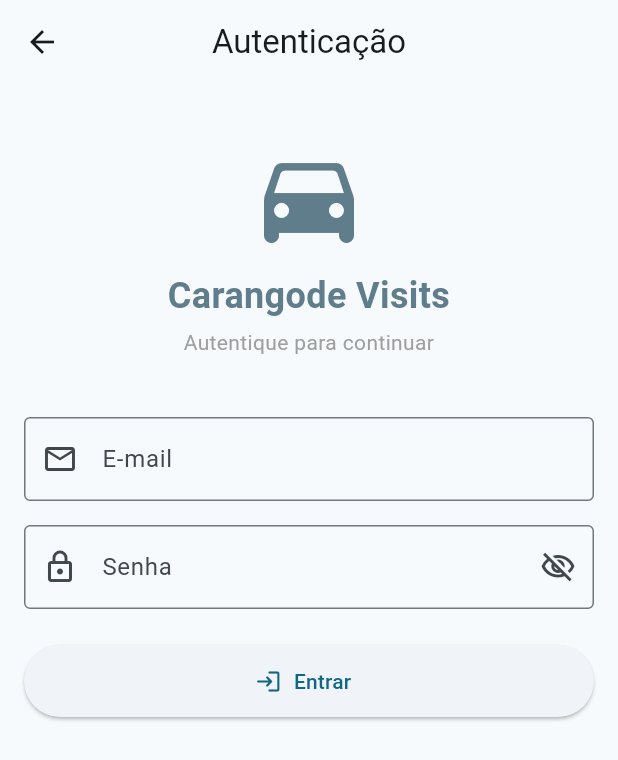
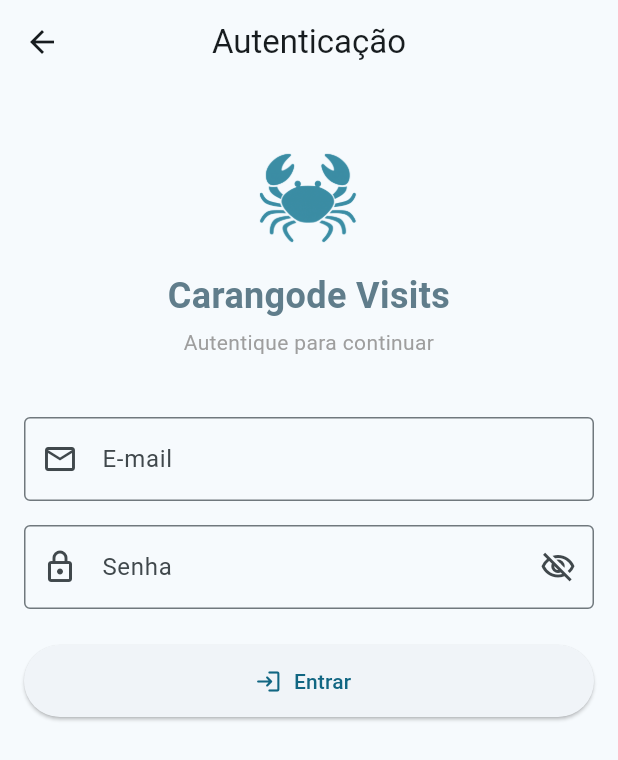
Before and after one commit to ErickRezende1833/carangode_visits, a Flutter app: the screen it shows after launch, after a tap on "Sincronizar", on a phone screen of 412 x 824 dp. Shown: the top 760 px of the screen. Run offline on Flutter 3.47's test engine with Material 3 defaults, Android fonts, the phone set to English and light mode, and no system bars; our stand-ins replace cloud_firestore, connectivity_plus, firebase_auth, firebase_core, sqflite; accounts and stored records are empty.

Commit message:
feat: Icone para o app e logos

```diff
--- a/lib/views/homeCampoView.dart
+++ b/lib/views/homeCampoView.dart
@@ -66,7 +66,10 @@ class _HomeCampoViewState extends State<HomeCampoView> {
   Widget build(BuildContext context) {
     return Scaffold(
       appBar: AppBar(
-        title: const Text('LOGO'),
+        title: Image.asset(
+          'assets/Logo.png',
+          height: 40,
+        ),
         backgroundColor: Theme.of(context).colorScheme.primary,
         centerTitle: true,
       ),
--- a/lib/views/loginView.dart
+++ b/lib/views/loginView.dart
@@ -114,10 +114,9 @@ class _LoginViewState extends State<LoginView> {
             children: [
               const SizedBox(height: 20),
 
-              const Icon(
-                Icons.directions_car_rounded,
-                size: 80,
-                color: Colors.blueGrey,
+              Image.asset(
+                'assets/LogoAzul.png',
+                height: 80,
               ),
 
               const SizedBox(height: 8),
```
Also changed, not shown: pubspec.yaml (+10 -9 lines), assets/Icone.png (added), assets/Logo.png (added), assets/LogoAzul.png (added), pubspec.lock, 28 other files.
